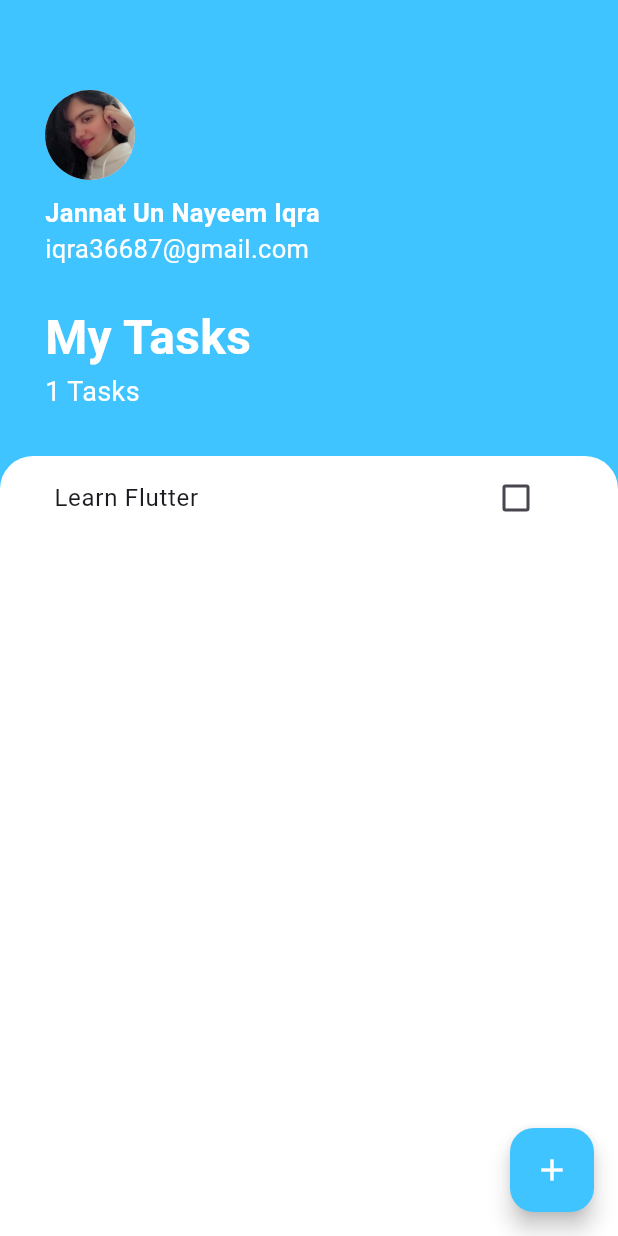
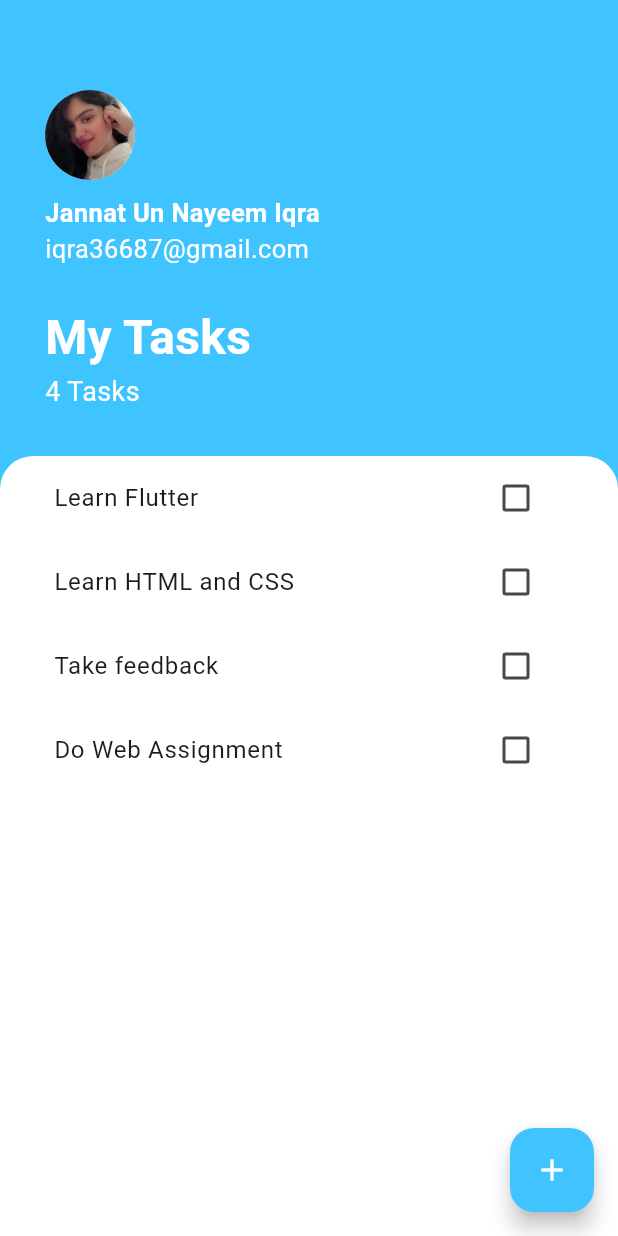
Before and after one commit to iqzz47/Flutter_TODO_APP, a Flutter app: the screen it shows after launch, on a phone screen of 412 x 824 dp. Run offline on Flutter 3.47's test engine with Material 3 defaults, Android fonts, the phone set to English and light mode, and no system bars.

Commit message:
Assignment 2

```diff
--- a/lib/tasks_screen.dart
+++ b/lib/tasks_screen.dart
@@ -14,6 +14,9 @@ class _TasksScreenState extends State<TasksScreen> {
   List<Task> _tasks=[
 
     Task (name:'Learn Flutter'),
+    Task (name:'Learn HTML and CSS'),
+    Task (name:'Take feedback'),
+    Task (name:'Do Web Assignment'),
   ];
   @override
   Widget build(BuildContext context) {
@@ -122,7 +125,7 @@ class _TasksScreenState extends State<TasksScreen> {
                 topRight:Radius.circular(22.0),
               )
             ),
-            //Assignment2
+             //Assignment2
             child:ListView.builder(
               itemCount: _tasks.length,
               itemBuilder: (context, index) {
@@ -130,7 +133,7 @@ class _TasksScreenState extends State<TasksScreen> {
 
                 return ListTile(
                   title: Text(
-                    _tasks[index].name,
+                    task.name,
                     //Assignment2
                     style: task.isDone
                         ? TextStyle(
@@ -146,10 +149,10 @@ class _TasksScreenState extends State<TasksScreen> {
                         task.isDone = value!;
                       });
                     },
-                  ),
-                );
-              },
-            )
+                  )//CheckBox,
+                );//ListTile
+              }//itemBuilder,
+            )//ListviewBuilder
 
           ),//container
           )
```
